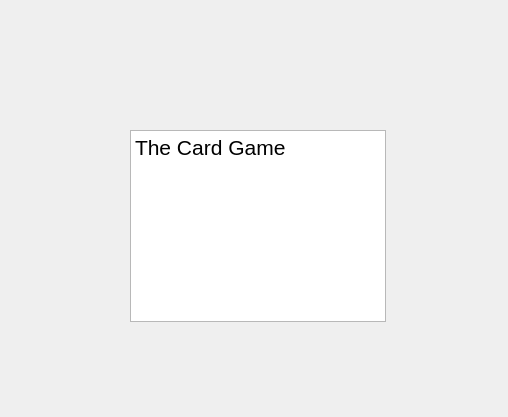
The window that introduction.ui (openhe-hub/one-card-ui) describes before a commit, drawn with Qt 5.
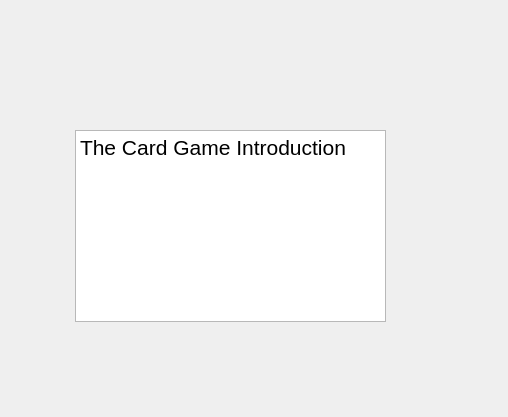
The same window after the commit.

```diff
--- a/introduction.ui
+++ b/introduction.ui
@@ -16,9 +16,9 @@
   <widget class="QTextBrowser" name="textBrowser">
    <property name="geometry">
     <rect>
-     <x>130</x>
+     <x>75</x>
      <y>130</y>
-     <width>256</width>
+     <width>311</width>
      <height>192</height>
     </rect>
    </property>
@@ -28,7 +28,7 @@
 p, li { white-space: pre-wrap; }
 hr { height: 1px; border-width: 0; }
 &lt;/style&gt;&lt;/head&gt;&lt;body style=&quot; font-family:'Segoe UI'; font-size:9pt; font-weight:400; font-style:normal;&quot;&gt;
-&lt;p style=&quot; margin-top:0px; margin-bottom:0px; margin-left:0px; margin-right:0px; -qt-block-indent:0; text-indent:0px;&quot;&gt;&lt;span style=&quot; font-size:16pt;&quot;&gt;The Card Game&lt;/span&gt;&lt;/p&gt;&lt;/body&gt;&lt;/html&gt;</string>
+&lt;p style=&quot; margin-top:0px; margin-bottom:0px; margin-left:0px; margin-right:0px; -qt-block-indent:0; text-indent:0px;&quot;&gt;&lt;span style=&quot; font-size:16pt;&quot;&gt;The Card Game Introduction&lt;/span&gt;&lt;/p&gt;&lt;/body&gt;&lt;/html&gt;</string>
    </property>
   </widget>
  </widget>
```
